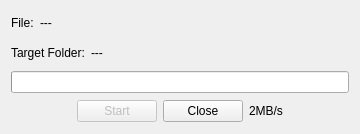
First picture: the form in uploaddialog.ui, repository lawand/droper, before the edit.
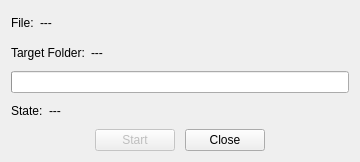
Second picture: the form after the edit.

Diff of the .ui file:
```diff
--- a/uploaddialog.ui
+++ b/uploaddialog.ui
@@ -7,7 +7,7 @@
     <x>0</x>
     <y>0</y>
     <width>360</width>
-    <height>134</height>
+    <height>162</height>
    </rect>
   </property>
   <property name="minimumSize">
@@ -92,6 +92,37 @@
      </property>
     </widget>
    </item>
+   <item>
+    <layout class="QHBoxLayout" name="horizontalLayout_4">
+     <item>
+      <widget class="QLabel" name="displayStateLabel">
+       <property name="text">
+        <string>State:</string>
+       </property>
+      </widget>
+     </item>
+     <item>
+      <widget class="QLabel" name="stateLabel">
+       <property name="text">
+        <string>---</string>
+       </property>
+      </widget>
+     </item>
+     <item>
+      <spacer name="horizontalSpacer_5">
+       <property name="orientation">
+        <enum>Qt::Horizontal</enum>
+       </property>
+       <property name="sizeHint" stdset="0">
+        <size>
+         <width>40</width>
+         <height>20</height>
+        </size>
+       </property>
+      </spacer>
+     </item>
+    </layout>
+   </item>
    <item>
     <layout class="QHBoxLayout" name="horizontalLayout">
      <item>
@@ -124,13 +155,6 @@
        </property>
       </widget>
      </item>
-     <item>
-      <widget class="QLabel" name="speedLabel">
-       <property name="text">
-        <string>2MB/s</string>
-       </property>
-      </widget>
-     </item>
      <item>
       <spacer name="horizontalSpacer">
        <property name="orientation">
```
